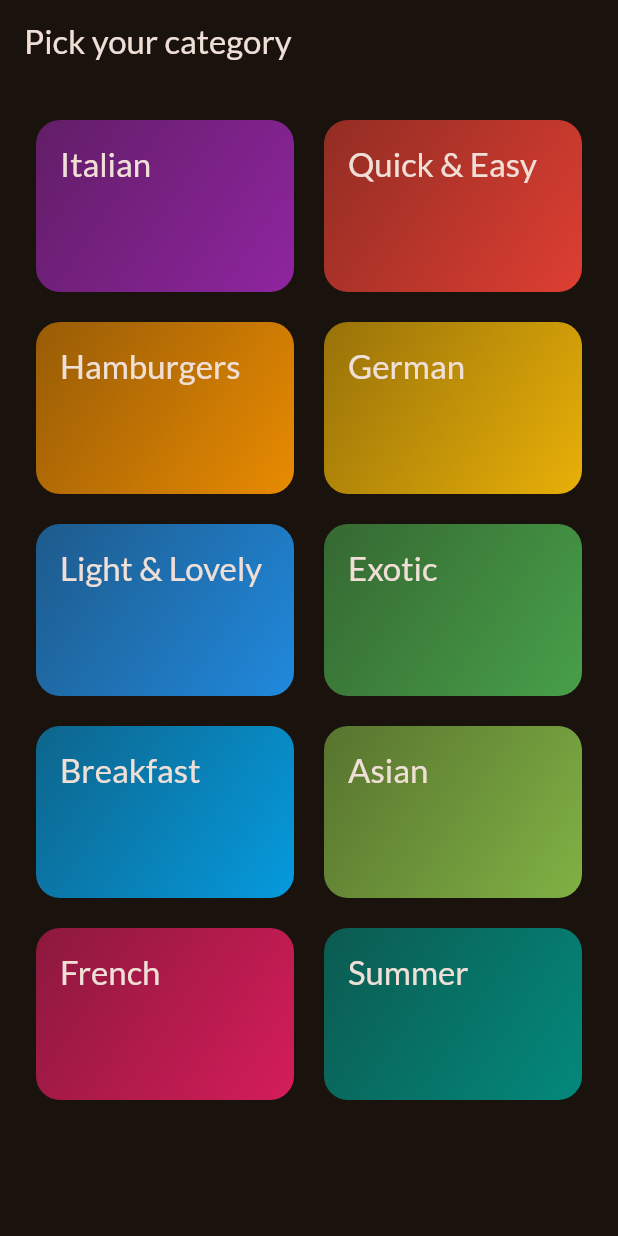
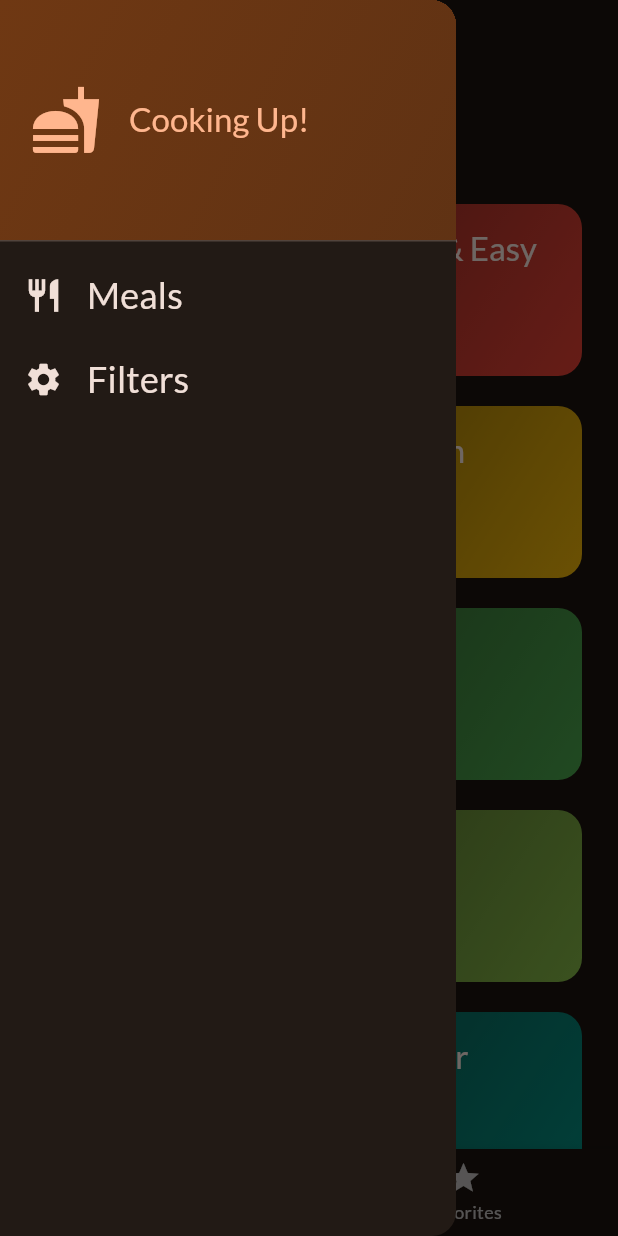
Before and after one commit to lauro-silva44/meals, a Flutter app: the screen it shows after launch, with the side drawer open (before the commit the screen has no drawer), on a phone screen of 412 x 824 dp. Run offline on Flutter 3.47's test engine with Material 2 defaults, Android fonts, the phone set to English and light mode, and no system bars; our stand-ins replace google_fonts, transparent_image.

Commit message:
added filter screeen

```diff
--- a/lib/main.dart
+++ b/lib/main.dart
@@ -1,6 +1,6 @@
 import 'package:flutter/material.dart';
 import 'package:google_fonts/google_fonts.dart';
-import 'package:meals/screens/categories.dart';
+import 'package:meals/screens/tabs.dart';
 
 final theme = ThemeData(
   useMaterial3: true,
@@ -23,6 +23,6 @@ class App extends StatelessWidget {
     return MaterialApp(
         debugShowCheckedModeBanner: false,
         theme: theme,
-        home: const CategoriesScreen());
+        home: const TabsScreen());
   }
 }
--- a/lib/screens/categories.dart
+++ b/lib/screens/categories.dart
@@ -1,19 +1,27 @@
 import 'package:flutter/material.dart';
 import 'package:meals/data/dummy_data.dart';
 import 'package:meals/models/category.dart';
+import 'package:meals/models/meal.dart';
 import 'package:meals/screens/meals.dart';
 import 'package:meals/widgets/category_grid_item.dart';
 
 class CategoriesScreen extends StatelessWidget {
-  const CategoriesScreen({super.key});
+  const CategoriesScreen({super.key, required this.onToggleFavorite});
+  final void Function(Meal meal) onToggleFavorite;
 
   void _onSelectCategory(BuildContext context, Category category) {
     final filterMeal = dummyMeals
         .where((meal) => meal.categories.contains(category.id))
         .toList();
-    Navigator.of(context).push(MaterialPageRoute(
-        builder: (ctx) =>
-            MealsScreen(title: category.title, meals: filterMeal)));
+    Navigator.of(context).push(
+      MaterialPageRoute(
+        builder: (ctx) => MealsScreen(
+          title: category.title,
+          meals: filterMeal,
+          onToggleFavorite: onToggleFavorite,
+        ),
+      ),
+    );
   }
 
   @override
--- /dev/null
+++ b/lib/screens/tabs.dart
@@ -0,0 +1,85 @@
+import 'package:flutter/material.dart';
+import 'package:meals/models/meal.dart';
+import 'package:meals/screens/categories.dart';
+import 'package:meals/screens/meals.dart';
+import 'package:meals/widgets/main_drawer.dart';
+
+class TabsScreen extends StatefulWidget {
+  const TabsScreen({super.key});
+
+  @override
+  State<TabsScreen> createState() => _TabsScreenState();
+}
+
+class _TabsScreenState extends State<TabsScreen> {
+  int _selectPageIndex = 0;
+  final List<Meal> _favoriteMeals = [];
+
+  void _selectPage(int index) {
+    setState(() {
+      _selectPageIndex = index;
+    });
+  }
+
+  void _showInfoMessage(String message) {
+    ScaffoldMessenger.of(context).clearSnackBars();
+    ScaffoldMessenger.of(context).showSnackBar(
+      SnackBar(
+        content: Text(message),
+      ),
+    );
+  }
+
+  void _toogleMealFavoriteStatus(Meal meal) {
+    final isExisting = _favoriteMeals.contains(meal);
+    setState(() {
+      if (isExisting) {
+        _favoriteMeals.remove(meal);
+        _showInfoMessage("Meal is no longer a favorite.");
+      } else {
+        _favoriteMeals.add(meal);
+        _showInfoMessage("Marked as a favorite.");
+      }
+    });
+  }
+
+  void _setScreen(String identifier) {
+    if (identifier == 'filters') {
+    } else {
+      Navigator.of(context).pop();
+    }
+  }
+
+  @override
+  Widget build(BuildContext context) {
+    Widget activePage = CategoriesScreen(
+      onToggleFavorite: _toogleMealFavoriteStatus,
+    );
+    var activepageTitle = 'Categories';
+
+    if (_selectPageIndex == 1) {
+      activePage = MealsScreen(
+        meals: _favoriteMeals,
+        onToggleFavorite: _toogleMealFavoriteStatus,
+      );
+      activepageTitle = 'Favorites';
+    }
+    return Scaffold(
+      appBar: AppBar(
+        title: Text(activepageTitle),
+      ),
+      drawer: MainDrawer(
+        onSelectScreen: _setScreen,
+      ),
+      body: activePage,
+      bottomNavigationBar: BottomNavigationBar(
+          currentIndex: _selectPageIndex,
+          onTap: _selectPage,
+          items: const [
+            BottomNavigationBarItem(
+                icon: Icon(Icons.set_meal), label: "Categories"),
+            BottomNavigationBarItem(icon: Icon(Icons.star), label: "Favorites"),
+          ]),
+    );
+  }
+}
--- /dev/null
+++ b/lib/widgets/main_drawer.dart
@@ -0,0 +1,75 @@
+import 'package:flutter/material.dart';
+
+class MainDrawer extends StatelessWidget {
+  const MainDrawer({super.key, required this.onSelectScreen});
+  final void Function(String identifier) onSelectScreen;
+  @override
+  Widget build(BuildContext context) {
+    var themeCtx = Theme.of(context);
+    return Drawer(
+      child: Column(
+        children: [
+          DrawerHeader(
+              padding: const EdgeInsets.all(20),
+              decoration: BoxDecoration(
+                gradient: LinearGradient(
+                  colors: [
+                    themeCtx.colorScheme.primaryContainer,
+                    themeCtx.colorScheme.primaryContainer.withOpacity(0.8)
+                  ],
+                  begin: Alignment.topLeft,
+                  end: Alignment.bottomRight,
+                ),
+              ),
+              child: Row(
+                children: [
+                  Icon(
+                    Icons.fastfood,
+                    size: 48,
+                    color: themeCtx.colorScheme.primary,
+                  ),
+                  const SizedBox(
+                    width: 18,
+                  ),
+                  Text(
+                    "Cooking Up!",
+                    style: themeCtx.textTheme.titleLarge!
+                        .copyWith(color: themeCtx.colorScheme.primary),
+                  )
+                ],
+              )),
+          ListTile(
+            leading: Icon(
+              Icons.restaurant,
+              size: 26,
+              color: themeCtx.colorScheme.onBackground,
+            ),
+            title: Text(
+              'Meals',
+              style: themeCtx.textTheme.titleSmall!.copyWith(
+                  color: themeCtx.colorScheme.onBackground, fontSize: 24),
+            ),
+            onTap: () {
+              onSelectScreen("meals");
+            },
+          ),
+          ListTile(
+            leading: Icon(
+              Icons.settings,
+              size: 26,
+              color: themeCtx.colorScheme.onBackground,
+            ),
+            title: Text(
+              'Filters',
+              style: themeCtx.textTheme.titleSmall!.copyWith(
+                  color: themeCtx.colorScheme.onBackground, fontSize: 24),
+            ),
+            onTap: () {
+              onSelectScreen("filters");
+            },
+          ),
+        ],
+      ),
+    );
+  }
+}
```
Also changed, not shown: lib/screens/filters.dart (added, +15 -0 lines), lib/screens/meal_details.dart (+10 -1 lines), lib/screens/meals.dart (+8 -5 lines).
